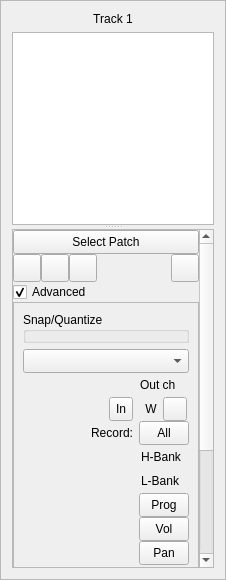
Before: the Qt Designer form oom/widgets/mtrackinfobase.ui in ccherrett/oom, drawn with Qt 5.
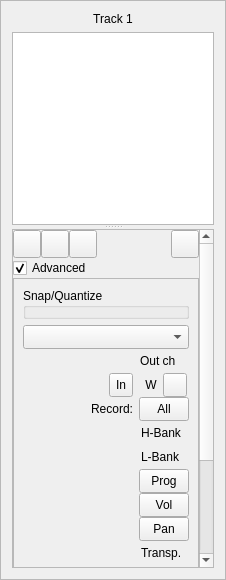
After: the same form once the commit is applied. Custom widgets are drawn as their Qt base class.

What changed in the file:
```diff
--- a/oom/widgets/mtrackinfobase.ui
+++ b/oom/widgets/mtrackinfobase.ui
@@ -107,7 +107,7 @@
          <x>0</x>
          <y>0</y>
          <width>185</width>
-         <height>549</height>
+         <height>519</height>
         </rect>
        </property>
        <layout class="QVBoxLayout" name="verticalLayout_5">
@@ -125,28 +125,6 @@
           <property name="topMargin">
            <number>0</number>
           </property>
-          <item>
-           <widget class="QPushButton" name="iPatch">
-            <property name="sizePolicy">
-             <sizepolicy hsizetype="Expanding" vsizetype="Fixed">
-              <horstretch>1</horstretch>
-              <verstretch>0</verstretch>
-             </sizepolicy>
-            </property>
-            <property name="minimumSize">
-             <size>
-              <width>50</width>
-              <height>24</height>
-             </size>
-            </property>
-            <property name="toolTip">
-             <string>Select instrument patch</string>
-            </property>
-            <property name="text">
-             <string>Select Patch</string>
-            </property>
-           </widget>
-          </item>
           <item>
            <layout class="QVBoxLayout" name="tableBox">
             <property name="topMargin">
```
Left out of the diff: 10 changed lines with no effect on the pictures.
